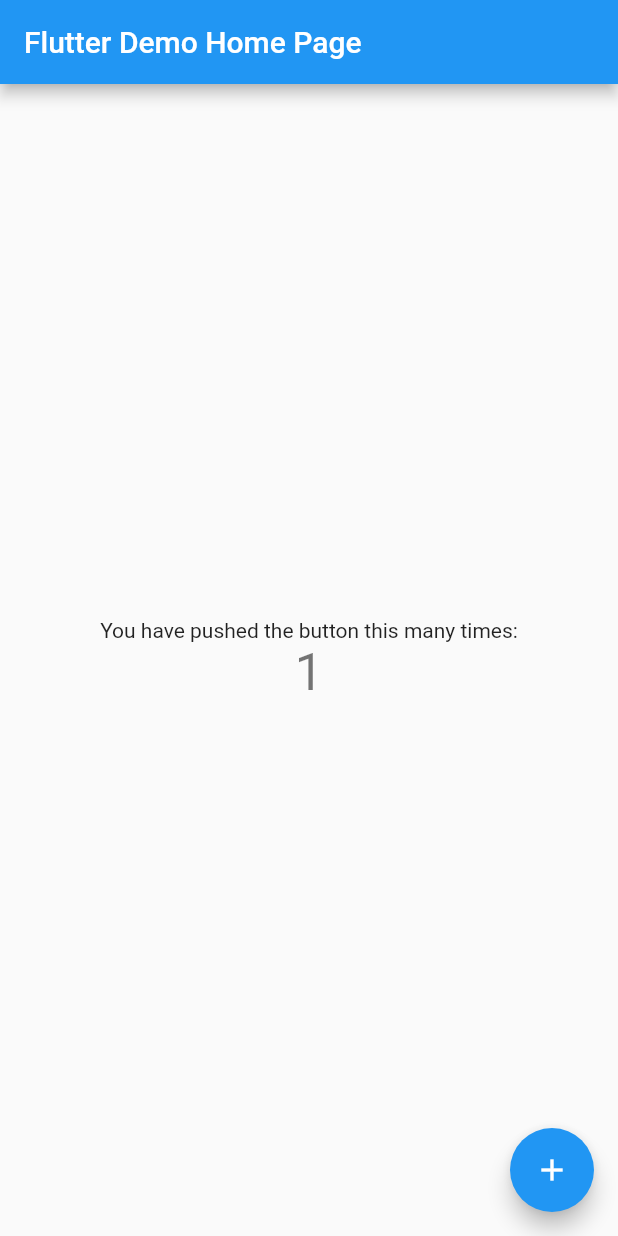
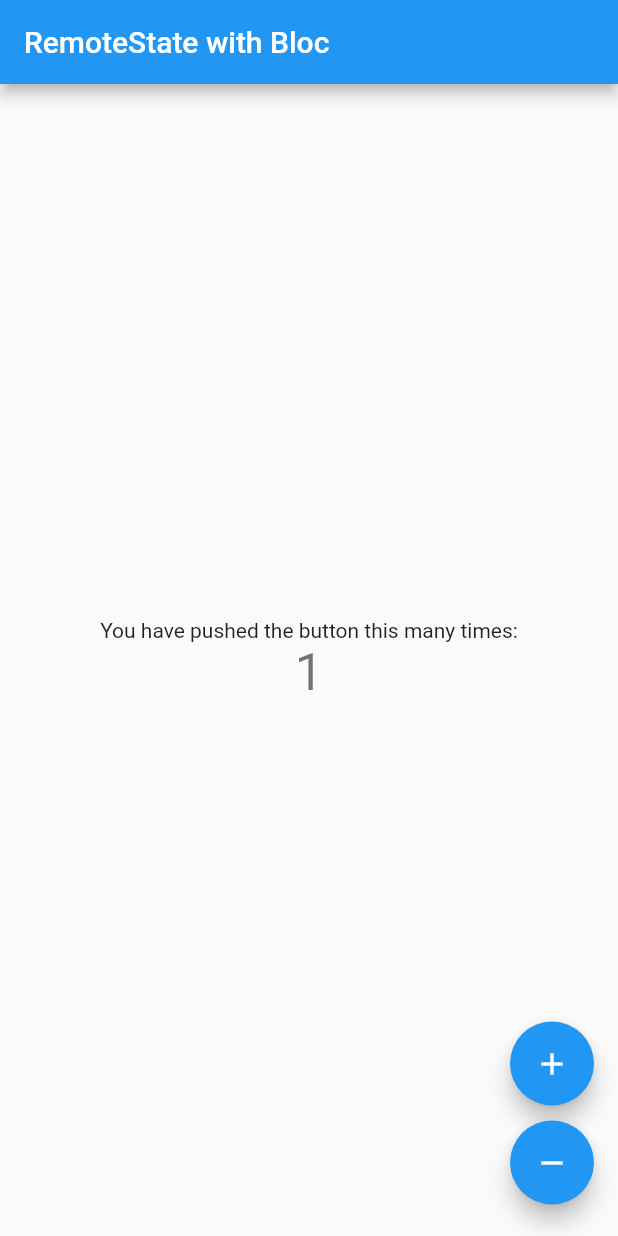
Before and after one commit to chimon2000/remote_state, a Flutter app: the screen it shows after launch, after a tap on the "add" icon, on a phone screen of 412 x 824 dp. Run offline on Flutter 3.47's test engine with Material 2 defaults, Android fonts, the phone set to English and light mode, and no system bars; our stand-ins replace bloc, flutter_bloc, freezed_annotation, state_notifier; missing offline and left inert: flutter_state_notifier; generated files the repository leaves out were written again.

Commit message:
feat: add bloc example

```diff
--- /dev/null
+++ b/examples/counter_bloc/lib/counter/counter_bloc.dart
@@ -0,0 +1,76 @@
+import 'package:bloc/bloc.dart';
+import 'package:counter_bloc/counter/counter_client.dart';
+import 'package:remote_state/remote_state.dart';
+
+class CounterBloc extends Bloc<CounterEvent, RemoteState<int>> {
+  var _counterClient = CounterClient();
+
+  @override
+  RemoteState<int> get initialState => RemoteState.initial();
+
+  @override
+  Stream<RemoteState<int>> mapEventToState(CounterEvent event) async* {
+    switch (event) {
+      case CounterEvent.load:
+        yield await onLoad();
+        break;
+      case CounterEvent.decrement:
+        yield await onDecrement();
+        break;
+      case CounterEvent.increment:
+        yield await onIncrement();
+        break;
+    }
+  }
+
+  Future<RemoteState<int>> onLoad() async {
+    RemoteState<int> state;
+
+    try {
+      state = RemoteState.loading();
+
+      var count = await _counterClient.getCount();
+
+      state = RemoteState.success(count);
+    } catch (e) {
+      state = RemoteState.error(e);
+    }
+    return state;
+  }
+
+  Future<RemoteState<int>> onIncrement() async {
+    RemoteState<int> state;
+
+    try {
+      state = RemoteState.loading();
+
+      var count = await _counterClient.increment();
+
+      state = RemoteState.success(count);
+    } catch (e) {
+      state = RemoteState.error(e);
+    }
+    return state;
+  }
+
+  Future<RemoteState<int>> onDecrement() async {
+    RemoteState<int> state;
+
+    try {
+      state = RemoteState.loading();
+
+      var count = await _counterClient.decrement();
+
+      state = RemoteState.success(count);
+    } catch (e) {
+      state = RemoteState.error(e);
+    }
+    return state;
+  }
+
+  void increment() => this.add(CounterEvent.increment);
+  void decrement() => this.add(CounterEvent.decrement);
+  void load() => this.add(CounterEvent.load);
+}
+
+enum CounterEvent { increment, decrement, load }
--- /dev/null
+++ b/examples/counter_bloc/lib/counter/counter_client.dart
@@ -0,0 +1,17 @@
+class CounterClient {
+  Future<int> getCount() {
+    return Future.value(_count);
+  }
+
+  Future<int> increment() {
+    ++_count;
+    return Future.value(_count);
+  }
+
+  Future<int> decrement() {
+    --_count;
+    return Future.value(_count);
+  }
+}
+
+int _count = 0;
--- a/examples/counter_bloc/lib/main.dart
+++ b/examples/counter_bloc/lib/main.dart
@@ -1,111 +1,83 @@
+import 'package:counter_bloc/counter/counter_bloc.dart';
 import 'package:flutter/material.dart';
+import 'package:flutter_bloc/flutter_bloc.dart';
+import 'package:remote_state/remote_state.dart';
 
 void main() => runApp(MyApp());
 
 class MyApp extends StatelessWidget {
-  // This widget is the root of your application.
   @override
   Widget build(BuildContext context) {
     return MaterialApp(
       title: 'Flutter Demo',
       theme: ThemeData(
-        // This is the theme of your application.
-        //
-        // Try running your application with "flutter run". You'll see the
-        // application has a blue toolbar. Then, without quitting the app, try
-        // changing the primarySwatch below to Colors.green and then invoke
-        // "hot reload" (press "r" in the console where you ran "flutter run",
-        // or simply save your changes to "hot reload" in a Flutter IDE).
-        // Notice that the counter didn't reset back to zero; the application
-        // is not restarted.
         primarySwatch: Colors.blue,
       ),
-      home: MyHomePage(title: 'Flutter Demo Home Page'),
+      //1. Provided counter bloc
+      home: BlocProvider<CounterBloc>(
+        create: (context) => CounterBloc()..load(),
+        child: HomePage(),
+      ),
     );
   }
 }
 
-class MyHomePage extends StatefulWidget {
-  MyHomePage({Key key, this.title}) : super(key: key);
-
-  // This widget is the home page of your application. It is stateful, meaning
-  // that it has a State object (defined below) that contains fields that affect
-  // how it looks.
-
-  // This class is the configuration for the state. It holds the values (in this
-  // case the title) provided by the parent (in this case the App widget) and
-  // used by the build method of the State. Fields in a Widget subclass are
-  // always marked "final".
-
-  final String title;
-
-  @override
-  _MyHomePageState createState() => _MyHomePageState();
-}
-
-class _MyHomePageState extends State<MyHomePage> {
-  int _counter = 0;
-
-  void _incrementCounter() {
-    setState(() {
-      // This call to setState tells the Flutter framework that something has
-      // changed in this State, which causes it to rerun the build method below
-      // so that the display can reflect the updated values. If we changed
-      // _counter without calling setState(), then the build method would not be
-      // called again, and so nothing would appear to happen.
-      _counter++;
-    });
-  }
+class HomePage extends StatelessWidget {
+  HomePage({Key key}) : super(key: key);
 
   @override
   Widget build(BuildContext context) {
-    // This method is rerun every time setState is called, for instance as done
-    // by the _incrementCounter method above.
-    //
-    // The Flutter framework has been optimized to make rerunning build methods
-    // fast, so that you can just rebuild anything that needs updating rather
-    // than having to individually change instances of widgets.
+    //2. Resolve counter bloc to update state
+    final counterBloc = context.bloc<CounterBloc>();
+    final textStyle = Theme.of(context).textTheme.display1;
+    final fabPadding = EdgeInsets.symmetric(vertical: 5.0);
+
     return Scaffold(
       appBar: AppBar(
-        // Here we take the value from the MyHomePage object that was created by
-        // the App.build method, and use it to set our appbar title.
-        title: Text(widget.title),
+        title: Text("RemoteState with Bloc"),
       ),
       body: Center(
-        // Center is a layout widget. It takes a single child and positions it
-        // in the middle of the parent.
         child: Column(
-          // Column is also a layout widget. It takes a list of children and
-          // arranges them vertically. By default, it sizes itself to fit its
-          // children horizontally, and tries to be as tall as its parent.
-          //
-          // Invoke "debug painting" (press "p" in the console, choose the
-          // "Toggle Debug Paint" action from the Flutter Inspector in Android
-          // Studio, or the "Toggle Debug Paint" command in Visual Studio Code)
-          // to see the wireframe for each widget.
-          //
-          // Column has various properties to control how it sizes itself and
-          // how it positions its children. Here we use mainAxisAlignment to
-          // center the children vertically; the main axis here is the vertical
-          // axis because Columns are vertical (the cross axis would be
-          // horizontal).
           mainAxisAlignment: MainAxisAlignment.center,
           children: <Widget>[
             Text(
               'You have pushed the button this many times:',
             ),
-            Text(
-              '$_counter',
-              style: Theme.of(context).textTheme.display1,
-            ),
+            //3. Efficiently render state changes
+            BlocBuilder<CounterBloc, RemoteState<int>>(
+              builder: (_, state) => state.when(
+                initial: () => Text('Not loaded', style: textStyle),
+                empty: () => Text('Never', style: textStyle),
+                success: (value) => Text('$value', style: textStyle),
+                loading: () => Text('Loading...', style: textStyle),
+                error: (_) => Text('Error', style: textStyle),
+              ),
+            )
           ],
         ),
       ),
-      floatingActionButton: FloatingActionButton(
-        onPressed: _incrementCounter,
-        tooltip: 'Increment',
-        child: Icon(Icons.add),
-      ), // This trailing comma makes auto-formatting nicer for build methods.
+      floatingActionButton: Column(
+        crossAxisAlignment: CrossAxisAlignment.end,
+        mainAxisAlignment: MainAxisAlignment.end,
+        children: <Widget>[
+          Padding(
+            padding: fabPadding,
+            child: FloatingActionButton(
+              child: Icon(Icons.add),
+              //4. Perform increment action
+              onPressed: () => counterBloc.increment(),
+            ),
+          ),
+          Padding(
+            padding: fabPadding,
+            child: FloatingActionButton(
+              child: Icon(Icons.remove),
+              //5. Perform decrement action
+              onPressed: () => counterBloc.decrement(),
+            ),
+          ),
+        ],
+      ),
     );
   }
 }
```
Also changed, not shown: examples/counter_bloc/pubspec.yaml (+5 -55 lines), examples/counter_bloc/pubspec.lock.
